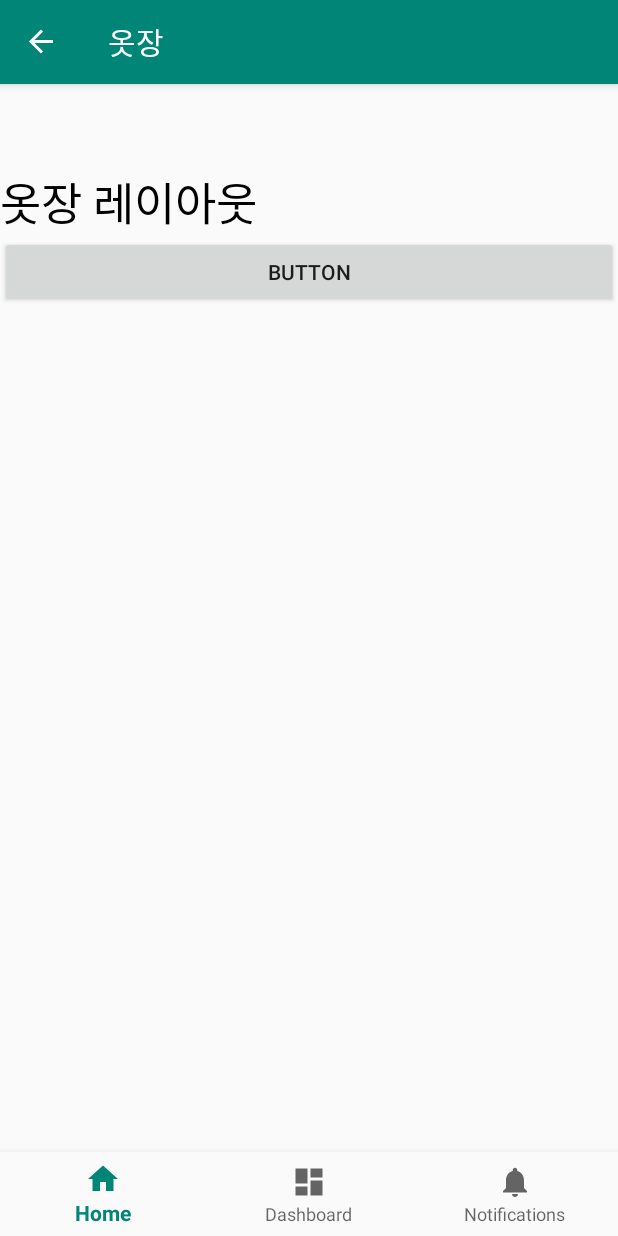
After one commit to jieun1014/mycloset, an Android app: the ClosetFragment screen opened through its navigation route, on a phone screen of 412 x 824 dp. The commit adds this screen. Run offline under Robolectric (Android 15) with nearby library versions, the phone set to English and light mode, and no system bars; our stand-ins replace navigation-ui.

Commit message:
파일 합침

```diff
--- /dev/null
+++ b/app/src/main/java/com/myclosetapplication/fragments/ClosetFragment.java
@@ -0,0 +1,32 @@
+package com.myclosetapplication.fragments;
+
+import android.os.Bundle;
+import android.view.LayoutInflater;
+import android.view.View;
+import android.view.ViewGroup;
+import android.widget.Button;
+import android.widget.Toast;
+
+import androidx.annotation.NonNull;
+import androidx.fragment.app.Fragment;
+
+import com.myclosetapplication.R;
+
+public class ClosetFragment extends Fragment {
+    public View onCreateView(@NonNull LayoutInflater inflater,
+                             ViewGroup container, Bundle savedInstanceState) {
+        View root = inflater.inflate(R.layout.fragment_closet, container, false);
+
+        Button b1 = (Button)root.findViewById(R.id.button);
+        b1.setOnClickListener(new View.OnClickListener() {
+            @Override
+            public void onClick(View v) {
+                Toast.makeText(getActivity(), "옷장입니다.", Toast.LENGTH_LONG).show();
+            }
+        });
+
+        return root;
+
+
+    }
+}
--- /dev/null
+++ b/app/src/main/res/layout/fragment_closet.xml
@@ -0,0 +1,23 @@
+<?xml version="1.0" encoding="utf-8"?>
+<LinearLayout xmlns:android="http://schemas.android.com/apk/res/android"
+    xmlns:app="http://schemas.android.com/apk/res-auto"
+    xmlns:tools="http://schemas.android.com/tools"
+    android:layout_width="match_parent"
+    android:layout_height="match_parent"
+    android:orientation="vertical"
+    tools:context=".fragments.ClosetFragment">
+
+    <TextView
+        android:id="@+id/textView"
+        android:layout_width="match_parent"
+        android:layout_height="wrap_content"
+        android:text="옷장 레이아웃"
+        android:textColor="@color/black"
+        android:textSize="30sp" />
+
+    <Button
+        android:id="@+id/button"
+        android:layout_width="match_parent"
+        android:layout_height="wrap_content"
+        android:text="Button" />
+</LinearLayout>
--- a/app/src/main/res/navigation/mobile_navigation.xml
+++ b/app/src/main/res/navigation/mobile_navigation.xml
@@ -22,4 +22,28 @@
         android:name="com.myclosetapplication.ui.notifications.NotificationsFragment"
         android:label="@string/title_notifications"
         tools:layout="@layout/fragment_notifications" />
+
+    <fragment
+        android:id="@+id/navigation_closet"
+        android:name="com.myclosetapplication.fragments.ClosetFragment"
+        android:label="@string/title_closet"
+        tools:layout="@layout/fragment_closet" />
+
+    <fragment
+        android:id="@+id/navigation_cody"
+        android:name="com.myclosetapplication.fragments.CodyFragment"
+        android:label="@string/title_cody"
+        tools:layout="@layout/fragment_cody" />
+
+    <fragment
+        android:id="@+id/navigation_board"
+        android:name="com.myclosetapplication.fragments.BoardFragment"
+        android:label="@string/title_board"
+        tools:layout="@layout/fragment_board" />
+
+    <fragment
+        android:id="@+id/navigation_my"
+        android:name="com.myclosetapplication.fragments.MyFragment"
+        android:label="@string/title_my"
+        tools:layout="@layout/fragment_my" />
 </navigation>
--- a/app/src/main/res/values/colors.xml
+++ b/app/src/main/res/values/colors.xml
@@ -1,6 +1,19 @@
 <?xml version="1.0" encoding="utf-8"?>
 <resources>
-    <color name="colorPrimary">#008577</color>
-    <color name="colorPrimaryDark">#00574B</color>
-    <color name="colorAccent">#D81B60</color>
+<color name="colorPrimary">#008577</color>
+<color name="colorPrimaryDark">#00574B</color>
+<color name="colorAccent">#D81B60</color>
+<color name="purple_200">#FFBB86FC</color>
+
+<color name="purple_500">#FF6200EE</color>
+
+<color name="purple_700">#FF3700B3</color>
+
+<color name="teal_200">#FF03DAC5</color>
+
+<color name="teal_700">#FF018786</color>
+
+<color name="black">#FF000000</color>
+
+<color name="white">#FFFFFFFF</color>
 </resources>
--- a/app/src/main/res/values/strings.xml
+++ b/app/src/main/res/values/strings.xml
@@ -3,4 +3,16 @@
     <string name="title_home">Home</string>
     <string name="title_dashboard">Dashboard</string>
     <string name="title_notifications">Notifications</string>
+    <string name="title_closet">옷장</string>
+
+    <string name="title_cody">코디</string>
+
+    <string name="title_board">게시판</string>
+
+    <string name="title_my">My</string>
+
+    <!-- TODO: Remove or change this placeholder text -->
+
+
+    <string name="hello_blank_fragment">Hello blank fragment</string>
 </resources>
```
Also changed, not shown: app/src/main/java/com/myclosetapplication/fragments/BoardFragment.java (added, +26 -0 lines), app/src/main/java/com/myclosetapplication/fragments/CodyFragment.java (added, +32 -0 lines), app/src/main/java/com/myclosetapplication/fragments/MyFragment.java (added, +31 -0 lines), app/src/main/res/layout/fragment_board.xml (added, +42 -0 lines), app/src/main/res/layout/fragment_cody.xml (added, +23 -0 lines), app/src/main/res/layout/fragment_my.xml (added, +23 -0 lines), app/src/main/res/layout/list_boarditem.xml (added, +63 -0 lines), app/src/main/res/drawable-v24/boardicon.png (added), app/src/main/res/drawable-v24/codyicon.png (added), app/src/main/res/drawable-v24/myicon.png (added).
